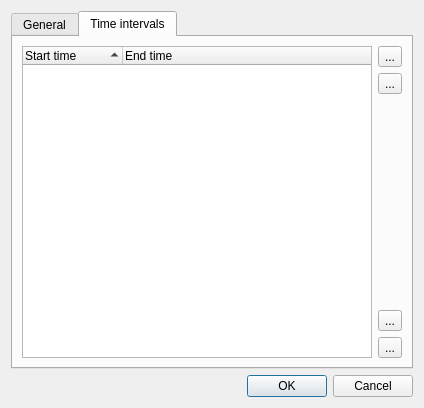
This is src/gui/taskeditdialog.ui in AlekseyDurachenko/tomatotasktracker-desktop as Qt 5 draws it before an edit. The edited form follows.
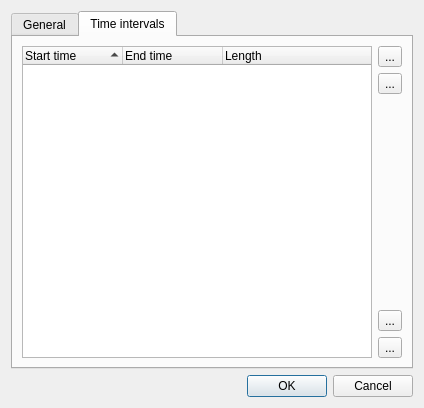
This is the edited form. The open tabs and pages were chosen to show the change.

Commit message: add total time column for task intervals in taskedit dialog

What changed in the file:
```diff
--- a/src/gui/taskeditdialog.ui
+++ b/src/gui/taskeditdialog.ui
@@ -132,6 +132,11 @@
            <string>End time</string>
           </property>
          </column>
+         <column>
+          <property name="text">
+           <string>Length</string>
+          </property>
+         </column>
         </widget>
        </item>
        <item>
```
The commit also changes 3 other files.
